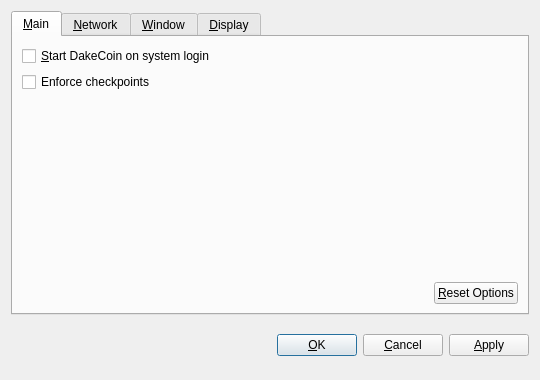
Before: the Qt Designer form src/qt/forms/optionsdialog.ui in wolfoxonly/cocn, drawn with Qt 5.
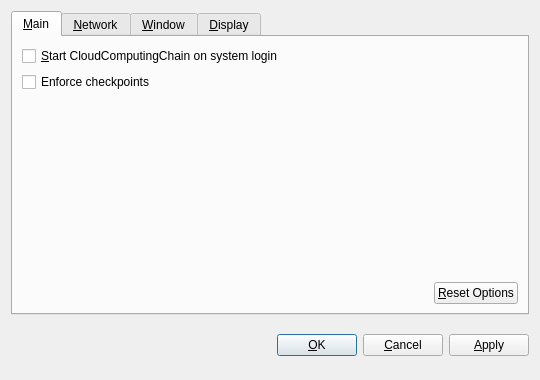
After: the same form once the commit is applied. Custom widgets are drawn as their Qt base class.

What changed in the file:
```diff
--- a/src/qt/forms/optionsdialog.ui
+++ b/src/qt/forms/optionsdialog.ui
@@ -36,7 +36,7 @@
           <string>Automatically start DakeCoin after logging in to the system.</string>
          </property>
          <property name="text">
-          <string>&amp;Start DakeCoin on system login</string>
+          <string>&amp;Start CloudComputingChain on system login</string>
          </property>
         </widget>
        </item>
```
Left out of the diff: 16 changed lines with no effect on the pictures.
